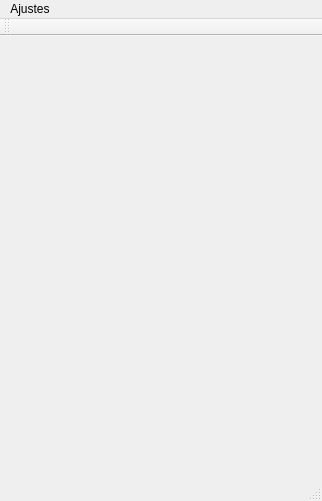
This is mainwindow.ui in hectorda/Bio-Feedback as Qt 5 draws it before an edit. The edited form follows.
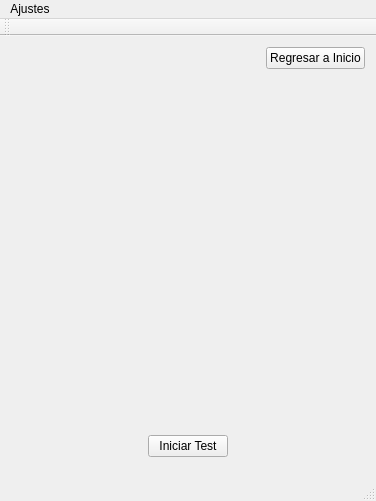
This is the edited form. The open tabs and pages were chosen to show the change. Icons and pictures are not drawn.

The edit to the form file:
```diff
--- a/mainwindow.ui
+++ b/mainwindow.ui
@@ -6,7 +6,7 @@
    <rect>
     <x>0</x>
     <y>0</y>
-    <width>322</width>
+    <width>376</width>
     <height>501</height>
    </rect>
   </property>
@@ -14,14 +14,150 @@
    <string>MainWindow</string>
   </property>
   <widget class="QWidget" name="centralWidget">
-   <layout class="QHBoxLayout" name="horizontalLayout_2"/>
+   <layout class="QVBoxLayout" name="verticalLayout">
+    <item>
+     <layout class="QHBoxLayout" name="horizontalLayout">
+      <item>
+       <spacer name="horizontalSpacer">
+        <property name="orientation">
+         <enum>Qt::Horizontal</enum>
+        </property>
+        <property name="sizeHint" stdset="0">
+         <size>
+          <width>40</width>
+          <height>20</height>
+         </size>
+        </property>
+       </spacer>
+      </item>
+      <item>
+       <widget class="QPushButton" name="pushButtonHome">
+        <property name="text">
+         <string>Regresar a Inicio</string>
+        </property>
+        <property name="icon">
+         <iconset resource="images.qrc">
+          <normaloff>:/images/home.png</normaloff>:/images/home.png</iconset>
+        </property>
+        <property name="iconSize">
+         <size>
+          <width>32</width>
+          <height>32</height>
+         </size>
+        </property>
+       </widget>
+      </item>
+     </layout>
+    </item>
+    <item>
+     <widget class="QStackedWidget" name="stackedWidget">
+      <property name="currentIndex">
+       <number>1</number>
+      </property>
+      <widget class="QWidget" name="widgetHome">
+       <layout class="QVBoxLayout" name="verticalLayout_3">
+        <item>
+         <spacer name="verticalSpacer">
+          <property name="orientation">
+           <enum>Qt::Vertical</enum>
+          </property>
+          <property name="sizeHint" stdset="0">
+           <size>
+            <width>20</width>
+            <height>40</height>
+           </size>
+          </property>
+         </spacer>
+        </item>
+        <item>
+         <layout class="QHBoxLayout" name="horizontalLayout_4">
+          <item>
+           <spacer name="horizontalSpacer_3">
+            <property name="orientation">
+             <enum>Qt::Horizontal</enum>
+            </property>
+            <property name="sizeHint" stdset="0">
+             <size>
+              <width>40</width>
+              <height>20</height>
+             </size>
+            </property>
+           </spacer>
+          </item>
+          <item>
+           <widget class="QPushButton" name="pushButtonStartTest">
+            <property name="text">
+             <string>Iniciar Test</string>
+            </property>
+           </widget>
+          </item>
+          <item>
+           <spacer name="horizontalSpacer_2">
+            <property name="orientation">
+             <enum>Qt::Horizontal</enum>
+            </property>
+            <property name="sizeHint" stdset="0">
+             <size>
+              <width>40</width>
+              <height>20</height>
+             </size>
+            </property>
+           </spacer>
+          </item>
+         </layout>
+        </item>
+       </layout>
+      </widget>
+      <widget class="QWidget" name="widgetTest">
+       <layout class="QVBoxLayout" name="verticalLayout_2">
+        <item>
+         <widget class="QWidget" name="widget" native="true">
+          <layout class="QVBoxLayout" name="verticalLayout_4"/>
+         </widget>
+        </item>
+        <item>
+         <layout class="QHBoxLayout" name="horizontalLayout_2">
+          <item>
+           <widget class="QPushButton" name="pushButtonRestartTest">
+            <property name="text">
+             <string>Reiniciar Prueba</string>
+            </property>
+           </widget>
+          </item>
+          <item>
+           <widget class="QPushButton" name="pushButtonResults">
+            <property name="text">
+             <string>Resultados</string>
+            </property>
+           </widget>
+          </item>
+         </layout>
+        </item>
+       </layout>
+      </widget>
+      <widget class="QWidget" name="widgetResults">
+       <layout class="QVBoxLayout" name="verticalLayout_5">
+        <item>
+         <widget class="QLabel" name="label">
+          <property name="text">
+           <string>Resultados</string>
+          </property>
+         </widget>
+        </item>
+       </layout>
+       <zorder>pushButtonHome</zorder>
+       <zorder>label</zorder>
+      </widget>
+     </widget>
+    </item>
+   </layout>
   </widget>
   <widget class="QMenuBar" name="menuBar">
    <property name="geometry">
     <rect>
      <x>0</x>
      <y>0</y>
-     <width>322</width>
+     <width>376</width>
      <height>21</height>
     </rect>
    </property>
```
Left out of the diff: 20 changed lines with no effect on the pictures.
